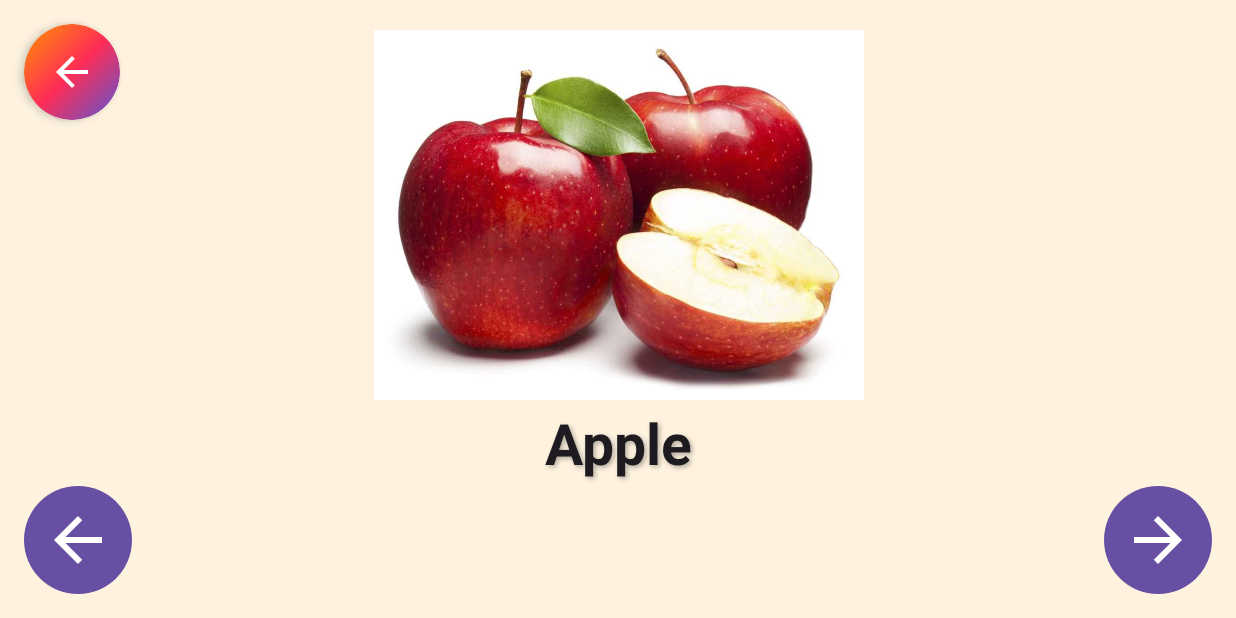
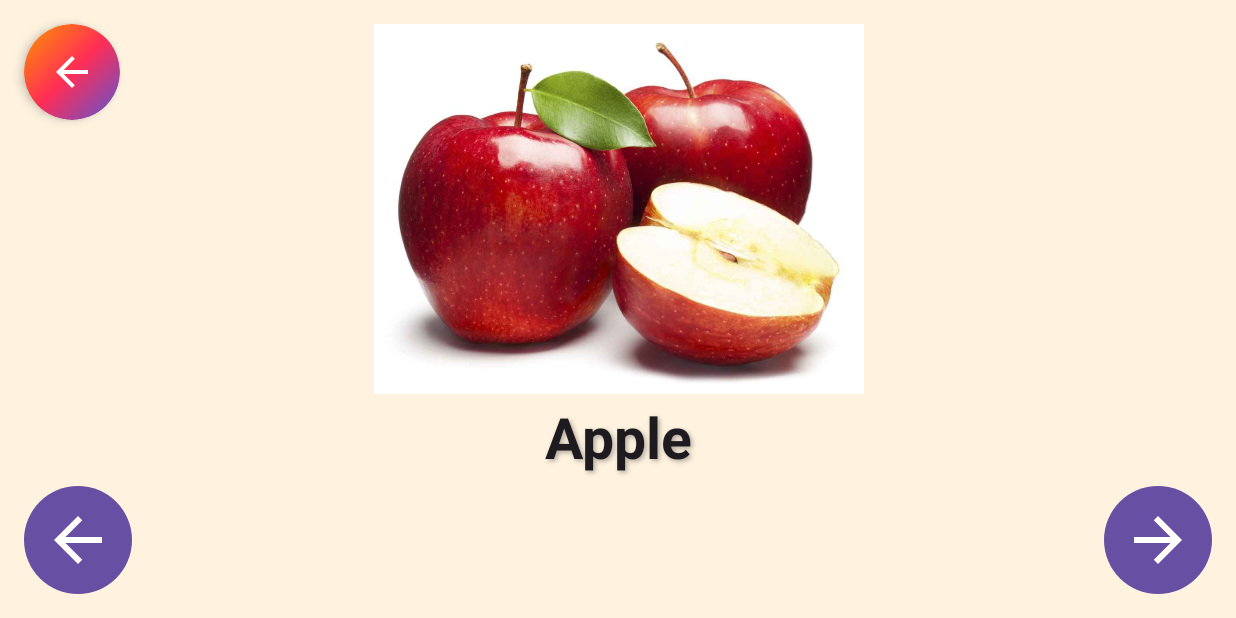
Before and after one commit to sarbajitsaha/Hackathon-MD, an Android app built with Jetpack Compose: the flashcards_fruits screen opened through its navigation route, on a phone screen of 824 x 412 dp (held sideways). Run offline under Robolectric (Android 15) with nearby library versions, the phone set to English and light mode, and no system bars.

Commit message:
minor changes

```diff
--- a/app/src/main/java/com/coredumped/project/learning/FlashCardsAnimalsScreen.kt
+++ b/app/src/main/java/com/coredumped/project/learning/FlashCardsAnimalsScreen.kt
@@ -135,6 +135,8 @@ fun FlashCardsAnimalsScreen(navController: NavController) {
                         )
                     )
                 )
+
+                Spacer(modifier = Modifier.height(8.dp)) // Adjust spacer if needed
             }
 
             // Next and Previous Buttons
--- a/app/src/main/java/com/coredumped/project/learning/FlashCardsFruitsScreen.kt
+++ b/app/src/main/java/com/coredumped/project/learning/FlashCardsFruitsScreen.kt
@@ -154,6 +154,9 @@ fun FlashCardsFruitsScreen(navController: NavController) {
                         )
                     )
                 )
+
+                Spacer(modifier = Modifier.height(8.dp)) // Adjust spacer if needed
+
             }
 
             Row(
--- a/app/src/main/java/com/coredumped/project/learning/FlashCardsStationaryscreen.kt
+++ b/app/src/main/java/com/coredumped/project/learning/FlashCardsStationaryscreen.kt
@@ -134,6 +134,8 @@ fun FlashCardsStationaryScreen(navController: NavController) {
                         )
                     )
                 )
+
+                Spacer(modifier = Modifier.height(8.dp)) // Adjust spacer if needed
             }
 
             // Next and Previous Buttons
--- a/app/src/main/java/com/coredumped/project/learning/FlashCardsVehiclesScreen.kt
+++ b/app/src/main/java/com/coredumped/project/learning/FlashCardsVehiclesScreen.kt
@@ -135,6 +135,8 @@ fun FlashCardsVehiclesScreen(navController: NavController) {
                         )
                     )
                 )
+
+                Spacer(modifier = Modifier.height(8.dp)) // Adjust spacer if needed
             }
 
             // Next and Previous Buttons
```
Also changed, not shown: 1 other file.
